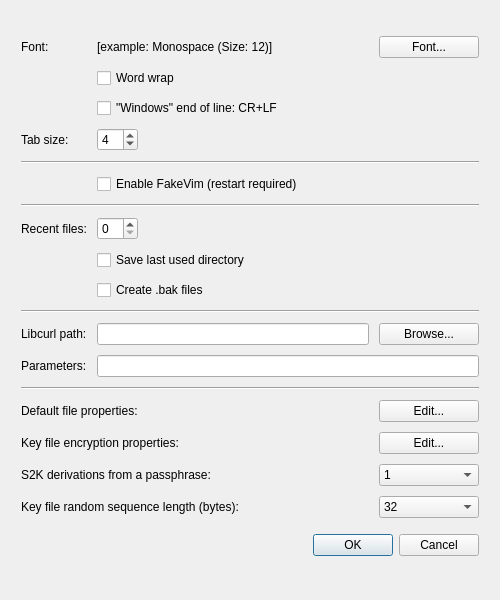
Above: qt_ui/preferences_dialog.ui from evpo/EncryptPad before the change. Below: the same form after it.
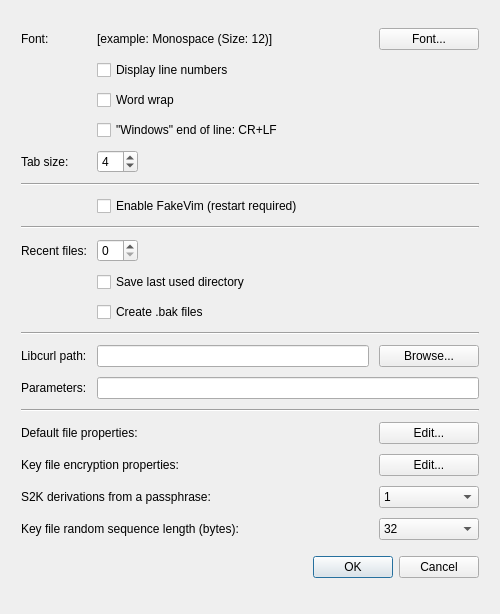
That is the form after the change.

Commit message: Enable/disable line numbers

```diff
--- a/qt_ui/preferences_dialog.ui
+++ b/qt_ui/preferences_dialog.ui
@@ -7,7 +7,7 @@
     <x>0</x>
     <y>0</y>
     <width>500</width>
-    <height>600</height>
+    <height>614</height>
    </rect>
   </property>
   <property name="minimumSize">
@@ -19,7 +19,7 @@
   <property name="maximumSize">
    <size>
     <width>500</width>
-    <height>600</height>
+    <height>650</height>
    </size>
   </property>
   <property name="windowTitle">
@@ -43,39 +43,21 @@
      <property name="spacing">
       <number>10</number>
      </property>
-     <item row="17" column="2">
-      <widget class="QComboBox" name="uiS2KResultsPoolSize">
-       <property name="currentIndex">
-        <number>0</number>
-       </property>
+     <item row="17" column="0" colspan="2">
+      <layout class="QHBoxLayout" name="horizontalLayout_4">
        <item>
-        <property name="text">
-         <string notr="true">1</string>
-        </property>
+        <widget class="QLabel" name="label_6">
+         <property name="text">
+          <string>Key file encryption properties:</string>
+         </property>
+         <property name="buddy">
+          <cstring>uiEditKeyFileProperties</cstring>
+         </property>
+        </widget>
        </item>
-       <item>
-        <property name="text">
-         <string notr="true">2</string>
-        </property>
-       </item>
-       <item>
-        <property name="text">
-         <string notr="true">8</string>
-        </property>
-       </item>
-       <item>
-        <property name="text">
-         <string notr="true">32</string>
-        </property>
-       </item>
-       <item>
-        <property name="text">
-         <string notr="true">128</string>
-        </property>
-       </item>
-      </widget>
+      </layout>
      </item>
-     <item row="9" column="1" colspan="2">
+     <item row="10" column="1" colspan="2">
       <widget class="QCheckBox" name="uiLastUsedDirectory">
        <property name="toolTip">
         <string>Retain last used directory between EncryptPad sessions</string>
@@ -85,7 +67,14 @@
        </property>
       </widget>
      </item>
-     <item row="8" column="1">
+     <item row="13" column="2">
+      <widget class="QPushButton" name="uiLibcurlBrowse">
+       <property name="text">
+        <string>Browse...</string>
+       </property>
+      </widget>
+     </item>
+     <item row="9" column="1">
       <layout class="QHBoxLayout" name="layout_2">
        <property name="spacing">
         <number>0</number>
@@ -118,67 +107,38 @@
        </item>
       </layout>
      </item>
-     <item row="17" column="0" colspan="2">
-      <layout class="QHBoxLayout" name="horizontalLayout_3">
-       <item>
-        <widget class="QLabel" name="label_5">
-         <property name="toolTip">
-          <string>This controls how many times you can save without entering a passphrase</string>
-         </property>
-         <property name="text">
-          <string>S2K derivations from a passphrase:</string>
-         </property>
-         <property name="buddy">
-          <cstring>uiS2KResultsPoolSize</cstring>
-         </property>
-        </widget>
-       </item>
-      </layout>
-     </item>
-     <item row="12" column="0">
-      <widget class="QLabel" name="label_3">
-       <property name="toolTip">
-        <string>Path to libCURL executable</string>
-       </property>
-       <property name="text">
-        <string>Libcurl path:</string>
-       </property>
-       <property name="buddy">
-        <cstring>uiLibcurl</cstring>
-       </property>
-      </widget>
-     </item>
-     <item row="16" column="0" colspan="2">
-      <layout class="QHBoxLayout" name="horizontalLayout_4">
-       <item>
-        <widget class="QLabel" name="label_6">
-         <property name="text">
-          <string>Key file encryption properties:</string>
-         </property>
-         <property name="buddy">
-          <cstring>uiEditKeyFileProperties</cstring>
-         </property>
-        </widget>
-       </item>
-      </layout>
-     </item>
-     <item row="0" column="0">
-      <widget class="QLabel" name="label">
+     <item row="0" column="2">
+      <widget class="QPushButton" name="uiSelectFont">
        <property name="sizePolicy">
-        <sizepolicy hsizetype="Fixed" vsizetype="Preferred">
+        <sizepolicy hsizetype="Minimum" vsizetype="Fixed">
          <horstretch>0</horstretch>
          <verstretch>0</verstretch>
         </sizepolicy>
        </property>
+       <property name="minimumSize">
+        <size>
+         <width>100</width>
+         <height>0</height>
+        </size>
+       </property>
+       <property name="maximumSize">
+        <size>
+         <width>100</width>
+         <height>16777215</height>
+        </size>
+       </property>
        <property name="text">
-        <string>Font:</string>
+        <string>Font...</string>
        </property>
       </widget>
      </item>
-     <item row="5" column="1">
-      <widget class="QCheckBox" name="uiEnableFakeVim">
+     <item row="19" column="0" colspan="2">
+      <widget class="QLabel" name="label_8">
        <property name="text">
-        <string>Enable FakeVim (restart required)</string>
+        <string>Key file random sequence length (bytes):</string>
+       </property>
+       <property name="buddy">
+        <cstring>uiKeyFileLength</cstring>
        </property>
       </widget>
      </item>
@@ -204,14 +164,123 @@
        </property>
       </widget>
      </item>
-     <item row="13" column="1" colspan="2">
+     <item row="11" column="1" colspan="2">
+      <widget class="QCheckBox" name="uiEnableBakFiles">
+       <property name="text">
+        <string>Create .bak files</string>
+       </property>
+      </widget>
+     </item>
+     <item row="17" column="2">
+      <widget class="QPushButton" name="uiEditKeyFileProperties">
+       <property name="text">
+        <string>Edit...</string>
+       </property>
+      </widget>
+     </item>
+     <item row="14" column="0">
+      <widget class="QLabel" name="label_7">
+       <property name="toolTip">
+        <string>Libcurl command line parameters</string>
+       </property>
+       <property name="text">
+        <string>Parameters:</string>
+       </property>
+       <property name="buddy">
+        <cstring>uiLibcurlParameters</cstring>
+       </property>
+      </widget>
+     </item>
+     <item row="4" column="1">
+      <layout class="QHBoxLayout" name="horizontalLayout_5">
+       <item>
+        <widget class="QSpinBox" name="uiTabSize">
+         <property name="minimum">
+          <number>1</number>
+         </property>
+         <property name="maximum">
+          <number>40</number>
+         </property>
+         <property name="value">
+          <number>4</number>
+         </property>
+        </widget>
+       </item>
+       <item>
+        <spacer name="horizontalSpacer_2">
+         <property name="orientation">
+          <enum>Qt::Horizontal</enum>
+         </property>
+         <property name="sizeHint" stdset="0">
+          <size>
+           <width>40</width>
+           <height>20</height>
+          </size>
+         </property>
+        </spacer>
+       </item>
+      </layout>
+     </item>
+     <item row="6" column="1">
+      <widget class="QCheckBox" name="uiEnableFakeVim">
+       <property name="text">
+        <string>Enable FakeVim (restart required)</string>
+       </property>
+      </widget>
+     </item>
+     <item row="14" column="1" colspan="2">
       <layout class="QHBoxLayout" name="horizontalLayout">
        <item>
         <widget class="QLineEdit" name="uiLibcurlParameters"/>
        </item>
       </layout>
      </item>
-     <item row="19" column="0" colspan="3">
+     <item row="18" column="2">
+      <widget class="QComboBox" name="uiS2KResultsPoolSize">
+       <property name="currentIndex">
+        <number>0</number>
+       </property>
+       <item>
+        <property name="text">
+         <string notr="true">1</string>
+        </property>
+       </item>
+       <item>
+        <property name="text">
+         <string notr="true">2</string>
+        </property>
+       </item>
+       <item>
+        <property name="text">
+         <string notr="true">8</string>
+        </property>
+       </item>
+       <item>
+        <property name="text">
+         <string notr="true">32</string>
+        </property>
+       </item>
+       <item>
+        <property name="text">
+         <string notr="true">128</string>
+        </property>
+       </item>
+      </widget>
+     </item>
+     <item row="13" column="0">
+      <widget class="QLabel" name="label_3">
+       <property name="toolTip">
+        <string>Path to libCURL executable</string>
+       </property>
+       <property name="text">
+        <string>Libcurl path:</string>
+       </property>
+       <property name="buddy">
+        <cstring>uiLibcurl</cstring>
+       </property>
+      </widget>
+     </item>
+     <item row="20" column="0" colspan="3">
       <widget class="QDialogButtonBox" name="buttonBox">
        <property name="minimumSize">
         <size>
@@ -230,24 +299,31 @@
        </property>
       </widget>
      </item>
-     <item row="2" column="1" colspan="2">
-      <widget class="QCheckBox" name="uiWindowsEol">
-       <property name="toolTip">
-        <string>&quot;Windows&quot; end of line: CR+LF</string>
+     <item row="15" column="0" colspan="3">
+      <widget class="Line" name="line_3">
+       <property name="orientation">
+        <enum>Qt::Horizontal</enum>
        </property>
+      </widget>
+     </item>
+     <item row="2" column="1">
+      <widget class="QCheckBox" name="uiWordWrap">
+       <property name="layoutDirection">
+        <enum>Qt::LeftToRight</enum>
+       </property>
        <property name="text">
-        <string>&quot;Windows&quot; end of line: CR+LF</string>
+        <string>Word wrap</string>
        </property>
       </widget>
      </item>
-     <item row="12" column="2">
-      <widget class="QPushButton" name="uiLibcurlBrowse">
-       <property name="text">
-        <string>Browse...</string>
+     <item row="5" column="0" colspan="3">
+      <widget class="Line" name="line">
+       <property name="orientation">
+        <enum>Qt::Horizontal</enum>
        </property>
       </widget>
      </item>
-     <item row="15" column="0" colspan="2">
+     <item row="16" column="0" colspan="2">
       <layout class="QHBoxLayout" name="horizontalLayout_2">
        <item>
         <widget class="QLabel" name="label_4">
@@ -261,140 +337,14 @@
        </item>
       </layout>
      </item>
-     <item row="3" column="1">
-      <layout class="QHBoxLayout" name="horizontalLayout_5">
-       <item>
-        <widget class="QSpinBox" name="uiTabSize">
-         <property name="minimum">
-          <number>1</number>
-         </property>
-         <property name="maximum">
-          <number>40</number>
-         </property>
-         <property name="value">
-          <number>4</number>
-         </property>
-        </widget>
-       </item>
-       <item>
-        <spacer name="horizontalSpacer_2">
-         <property name="orientation">
-          <enum>Qt::Horizontal</enum>
-         </property>
-         <property name="sizeHint" stdset="0">
-          <size>
-           <width>40</width>
-           <height>20</height>
-          </size>
-         </property>
-        </spacer>
-       </item>
-      </layout>
-     </item>
-     <item row="1" column="1">
-      <widget class="QCheckBox" name="uiWordWrap">
-       <property name="layoutDirection">
-        <enum>Qt::LeftToRight</enum>
-       </property>
-       <property name="text">
-        <string>Word wrap</string>
-       </property>
-      </widget>
-     </item>
-     <item row="14" column="0" colspan="3">
-      <widget class="Line" name="line_3">
-       <property name="orientation">
-        <enum>Qt::Horizontal</enum>
-       </property>
-      </widget>
-     </item>
-     <item row="3" column="0">
-      <widget class="QLabel" name="label_9">
-       <property name="text">
-        <string>Tab size:</string>
-       </property>
-       <property name="buddy">
-        <cstring>uiTabSize</cstring>
-       </property>
-      </widget>
-     </item>
-     <item row="12" column="1">
-      <widget class="QLineEdit" name="uiLibcurl"/>
-     </item>
-     <item row="0" column="2">
-      <widget class="QPushButton" name="uiSelectFont">
-       <property name="sizePolicy">
-        <sizepolicy hsizetype="Minimum" vsizetype="Fixed">
-         <horstretch>0</horstretch>
-         <verstretch>0</verstretch>
-        </sizepolicy>
-       </property>
-       <property name="minimumSize">
-        <size>
-         <width>100</width>
-         <height>0</height>
-        </size>
-       </property>
-       <property name="maximumSize">
-        <size>
-         <width>100</width>
-         <height>16777215</height>
-        </size>
-       </property>
-       <property name="text">
-        <string>Font...</string>
-       </property>
-      </widget>
-     </item>
-     <item row="15" column="2">
-      <widget class="QPushButton" name="uiDefaultFileProperties">
-       <property name="text">
-        <string>Edit...</string>
-       </property>
-      </widget>
-     </item>
-     <item row="10" column="1" colspan="2">
-      <widget class="QCheckBox" name="uiEnableBakFiles">
-       <property name="text">
-        <string>Create .bak files</string>
-       </property>
-      </widget>
-     </item>
-     <item row="4" column="0" colspan="3">
-      <widget class="Line" name="line">
-       <property name="orientation">
-        <enum>Qt::Horizontal</enum>
-       </property>
-      </widget>
-     </item>
-     <item row="11" column="0" colspan="3">
-      <widget class="Line" name="line_2">
-       <property name="orientation">
-        <enum>Qt::Horizontal</enum>
-       </property>
-      </widget>
-     </item>
      <item row="16" column="2">
-      <widget class="QPushButton" name="uiEditKeyFileProperties">
+      <widget class="QPushButton" name="uiDefaultFileProperties">
        <property name="text">
         <string>Edit...</string>
        </property>
       </widget>
      </item>
-     <item row="13" column="0">
-      <widget class="QLabel" name="label_7">
-       <property name="toolTip">
-        <string>Libcurl command line parameters</string>
-       </property>
-       <property name="text">
-        <string>Parameters:</string>
-       </property>
-       <property name="buddy">
-        <cstring>uiLibcurlParameters</cstring>
-       </property>
-      </widget>
-     </item>
-     <item row="8" column="0">
+     <item row="9" column="0">
       <widget class="QLabel" name="label_2">
        <property name="sizePolicy">
         <sizepolicy hsizetype="Fixed" vsizetype="Preferred">
@@ -411,16 +361,33 @@
       </widget>
      </item>
      <item row="18" column="0" colspan="2">
-      <widget class="QLabel" name="label_8">
+      <layout class="QHBoxLayout" name="horizontalLayout_3">
+       <item>
+        <widget class="QLabel" name="label_5">
+         <property name="toolTip">
+          <string>This controls how many times you can save without entering a passphrase</string>
+         </property>
+         <property name="text">
+          <string>S2K derivations from a passphrase:</string>
+         </property>
+         <property name="buddy">
+          <cstring>uiS2KResultsPoolSize</cstring>
+         </property>
+        </widget>
+       </item>
+      </layout>
+     </item>
+     <item row="3" column="1" colspan="2">
+      <widget class="QCheckBox" name="uiWindowsEol">
+       <property name="toolTip">
+        <string>&quot;Windows&quot; end of line: CR+LF</string>
+       </property>
        <property name="text">
-        <string>Key file random sequence length (bytes):</string>
-       </property>
-       <property name="buddy">
-        <cstring>uiKeyFileLength</cstring>
+        <string>&quot;Windows&quot; end of line: CR+LF</string>
        </property>
       </widget>
      </item>
-     <item row="18" column="2">
+     <item row="19" column="2">
       <widget class="QComboBox" name="uiKeyFileLength">
        <item>
         <property name="text">
@@ -444,13 +411,53 @@
        </item>
       </widget>
      </item>
-     <item row="6" column="0" colspan="3">
+     <item row="12" column="0" colspan="3">
+      <widget class="Line" name="line_2">
+       <property name="orientation">
+        <enum>Qt::Horizontal</enum>
+       </property>
+      </widget>
+     </item>
+     <item row="4" column="0">
+      <widget class="QLabel" name="label_9">
+       <property name="text">
+        <string>Tab size:</string>
+       </property>
+       <property name="buddy">
+        <cstring>uiTabSize</cstring>
+       </property>
+      </widget>
+     </item>
+     <item row="0" column="0">
+      <widget class="QLabel" name="label">
+       <property name="sizePolicy">
+        <sizepolicy hsizetype="Fixed" vsizetype="Preferred">
+         <horstretch>0</horstretch>
+         <verstretch>0</verstretch>
+        </sizepolicy>
+       </property>
+       <property name="text">
+        <string>Font:</string>
+       </property>
+      </widget>
+     </item>
+     <item row="7" column="0" colspan="3">
       <widget class="Line" name="line_4">
        <property name="orientation">
         <enum>Qt::Horizontal</enum>
        </property>
       </widget>
      </item>
+     <item row="13" column="1">
+      <widget class="QLineEdit" name="uiLibcurl"/>
+     </item>
+     <item row="1" column="1">
+      <widget class="QCheckBox" name="uiDisplayLineNumbers">
+       <property name="text">
+        <string>Display line numbers</string>
+       </property>
+      </widget>
+     </item>
     </layout>
    </item>
   </layout>
```
Left out of the diff: 1 changed line with no effect on the pictures. The commit also changes 7 other files.
